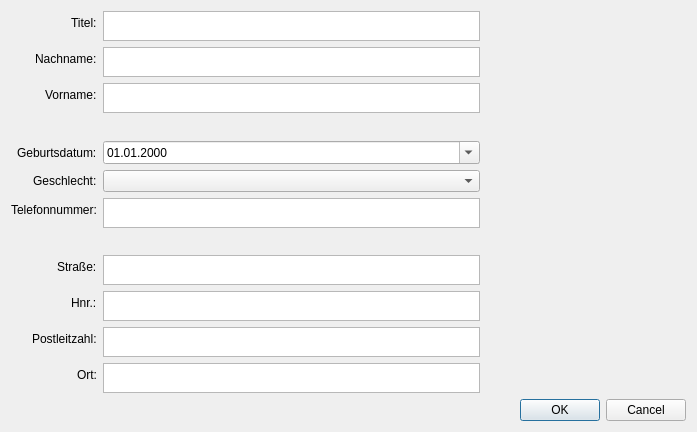
Above: Patientenverwaltung/verwaltung.ui from JenniferRied/Patientenverwaltung before the change. Below: the same form after it.
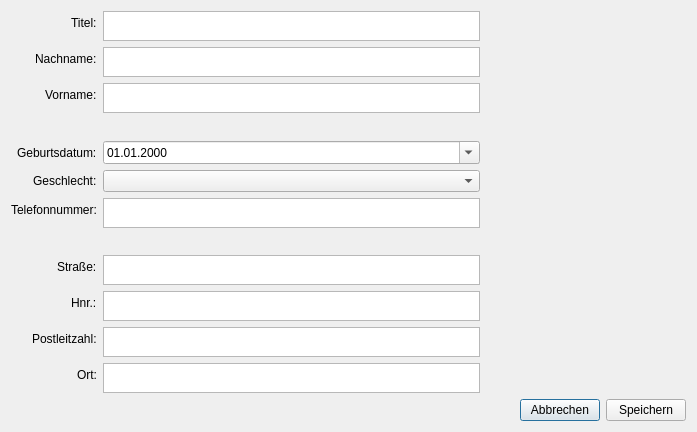
That is the form after the change.

```diff
--- a/Patientenverwaltung/verwaltung.ui
+++ b/Patientenverwaltung/verwaltung.ui
@@ -297,14 +297,35 @@
     </layout>
    </item>
    <item>
-    <widget class="QDialogButtonBox" name="buttonBox">
-     <property name="orientation">
-      <enum>Qt::Horizontal</enum>
-     </property>
-     <property name="standardButtons">
-      <set>QDialogButtonBox::Cancel|QDialogButtonBox::Ok</set>
-     </property>
-    </widget>
+    <layout class="QHBoxLayout" name="horizontalLayout_3">
+     <item>
+      <spacer name="horizontalSpacer">
+       <property name="orientation">
+        <enum>Qt::Horizontal</enum>
+       </property>
+       <property name="sizeHint" stdset="0">
+        <size>
+         <width>40</width>
+         <height>20</height>
+        </size>
+       </property>
+      </spacer>
+     </item>
+     <item>
+      <widget class="QPushButton" name="abbrechen_button">
+       <property name="text">
+        <string>Abbrechen</string>
+       </property>
+      </widget>
+     </item>
+     <item>
+      <widget class="QPushButton" name="speichern_button">
+       <property name="text">
+        <string>Speichern</string>
+       </property>
+      </widget>
+     </item>
+    </layout>
    </item>
   </layout>
  </widget>
```
Left out of the diff: 35 changed lines with no effect on the pictures.
